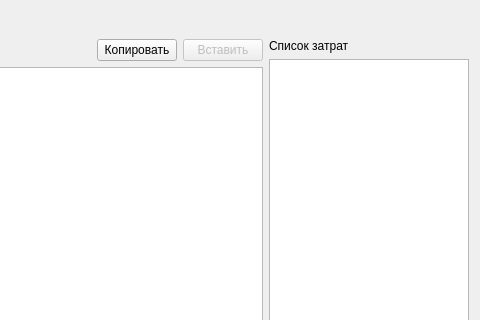
Above: formnorm.ui from Sergeyego/econom before the change; both pictures show x 520 to 1000 and y 0 to 320 of the 1000 by 700 pixel window. Below: the same form after it.
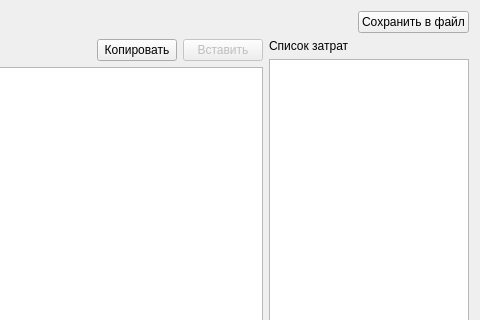
That is the form after the change. Custom widgets are drawn as their Qt base class.

Diff of the .ui file:
```diff
--- a/formnorm.ui
+++ b/formnorm.ui
@@ -74,6 +74,13 @@
            </property>
           </spacer>
          </item>
+         <item>
+          <widget class="QPushButton" name="pushButtonSave">
+           <property name="text">
+            <string>Сохранить в файл</string>
+           </property>
+          </widget>
+         </item>
         </layout>
        </item>
        <item>
```
